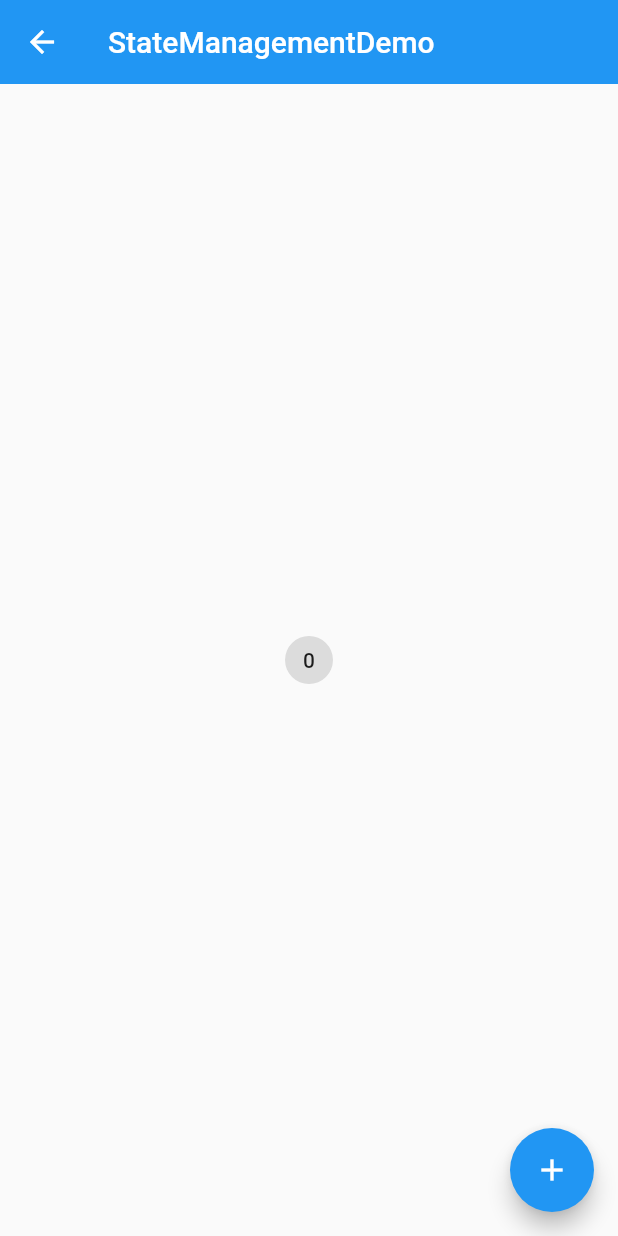
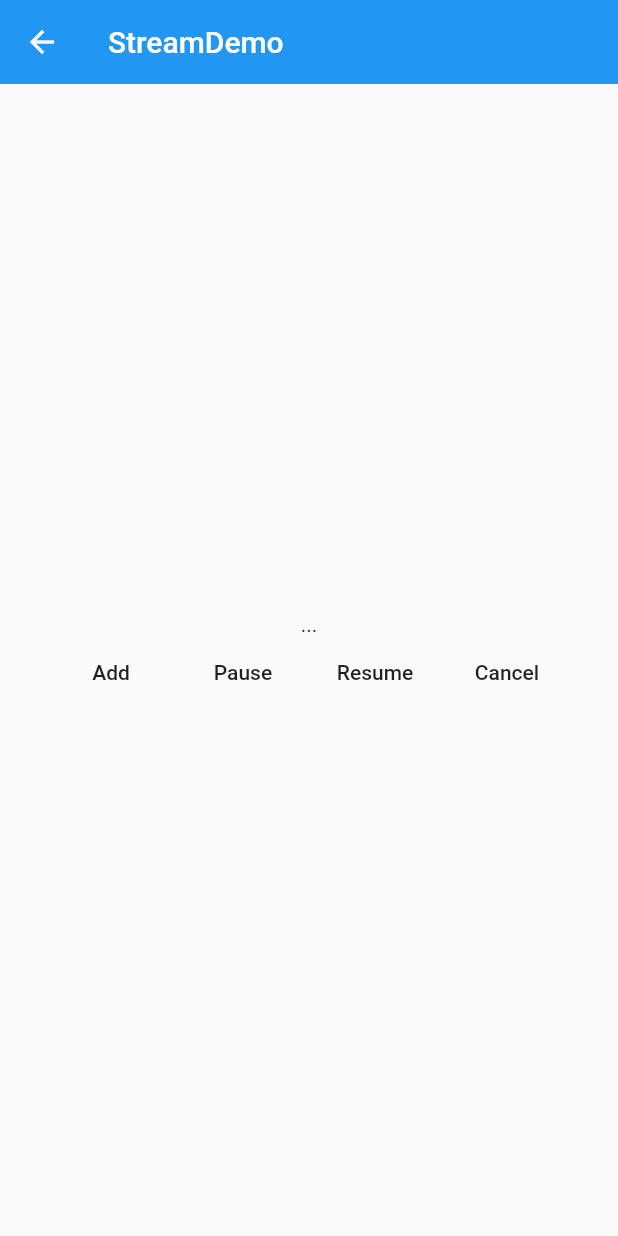
Before and after one commit to CrazyAndy/flutterstudy001, a Flutter app: the screen it shows after launch, on a phone screen of 412 x 824 dp. Run offline on Flutter 3.47's test engine with Material 2 defaults, Android fonts, the phone set to English and light mode, and no system bars.

Commit message:
flutter014 final

```diff
--- /dev/null
+++ b/flutter014/lib/demo/stream/stream_demo.dart
@@ -0,0 +1,145 @@
+import 'package:flutter/material.dart';
+import 'dart:async';
+
+class StreamDemo extends StatelessWidget {
+  @override
+  Widget build(BuildContext context) {
+    return Scaffold(
+      appBar: AppBar(
+        title: Text('StreamDemo'),
+        elevation: 0.0,
+      ),
+      body: StreamDemoHome(),
+    );
+  }
+}
+
+class StreamDemoHome extends StatefulWidget {
+  @override
+  _StreamDemoHomeState createState() => _StreamDemoHomeState();
+}
+
+class _StreamDemoHomeState extends State<StreamDemoHome> {
+  StreamSubscription _streamSubscription;
+  StreamController<String> _streamDemo;
+  StreamSink _sinkDemo;
+  String _data = '...';
+
+  @override
+  void dispose() {
+    // TODO: implement dispose
+    _streamDemo.close();
+    super.dispose();
+  }
+
+  @override
+  void initState() {
+    // TODO: implement initState
+    super.initState();
+
+    print('create a stream');
+
+    _streamDemo = StreamController.broadcast();
+
+    _sinkDemo = _streamDemo.sink;
+
+    // Stream<String> _streamDemo = Stream.fromFuture(fetchData());
+    print('Start listening on a stream');
+    // _streamSubscription =
+    //     _streamDemo.listen(onData, onError: onError, onDone: onDone);
+    _streamSubscription =
+        _streamDemo.stream.listen(onData, onError: onError, onDone: onDone);
+
+    _streamDemo.stream.listen(onDataTwo, onError: onError, onDone: onDone);
+    print('Initialize completed.');
+  }
+
+  void onData(String data) {
+    // setState(() {
+    //   _data = data;
+    // });
+    print('onData : $data');
+  }
+
+  void onDataTwo(String data) {
+    print('onDataTwo : $data');
+  }
+
+  void onError(error) {
+    print('Error:${error}');
+  }
+
+  void onDone() {
+    print('Done!');
+  }
+
+  Future<String> fetchData() async {
+    await Future.delayed(Duration(seconds: 5));
+    // throw 'Something happened';
+    return 'hello ~';
+  }
+
+  void _addData2Stream() async {
+    print('add data to stream');
+    String data = await fetchData();
+    // _streamDemo.add(data);
+    _sinkDemo.add(data);
+  }
+
+  void _pauseStream() {
+    print('Pause subscription');
+    _streamSubscription.pause();
+  }
+
+  void _resumeStream() {
+    print('Resume subscription');
+    _streamSubscription.resume();
+  }
+
+  void _cancelStream() {
+    print('cancel subscription');
+    _streamSubscription.cancel();
+  }
+
+  @override
+  Widget build(BuildContext context) {
+    return Container(
+      child: Center(
+        child: Column(
+          mainAxisAlignment: MainAxisAlignment.center,
+          children: <Widget>[
+            // Text(_data),
+            StreamBuilder(
+              stream: _streamDemo.stream,
+              initialData: '...',
+              builder: (context,snapshot){
+                return Text('${snapshot.data}');
+              },
+            ),
+            Row(
+              mainAxisAlignment: MainAxisAlignment.center,
+              children: <Widget>[
+                FlatButton(
+                  child: Text('Add'),
+                  onPressed: _addData2Stream,
+                ),
+                FlatButton(
+                  child: Text('Pause'),
+                  onPressed: _pauseStream,
+                ),
+                FlatButton(
+                  child: Text('Resume'),
+                  onPressed: _resumeStream,
+                ),
+                FlatButton(
+                  child: Text('Cancel'),
+                  onPressed: _cancelStream,
+                ),
+              ],
+            )
+          ],
+        ),
+      ),
+    );
+  }
+}
--- a/flutter014/lib/main.dart
+++ b/flutter014/lib/main.dart
@@ -12,6 +12,7 @@ import 'demo/form_demo.dart';
 import 'demo/material_components.dart';
 import 'demo/state/state_management_demo.dart';
 import 'demo/state/scope_model_demo.dart';
+import 'demo/stream/stream_demo.dart';
 
 void main() => runApp(App());
 
@@ -25,7 +26,7 @@ class App extends StatelessWidget{
         debugShowCheckedModeBanner: false,
         // home: Home(),
         // home:NavigatorDemo(),
-        initialRoute: '/scope',
+        initialRoute: '/stream',
         routes: {
           '/': (context) => Home(),
           '/about':(context) => Page(title: 'About',),
@@ -33,6 +34,7 @@ class App extends StatelessWidget{
           '/mdc':(context) => MaterialConponents(),
           '/state-management':(context) => StateManagementDemo(),
           '/scope':(context) => ScopeModelDemo(),
+          '/stream':(context) => StreamDemo(),
         },
         theme: ThemeData(
           primarySwatch: Colors.blue,
```
Also changed, not shown: 1 other file.
